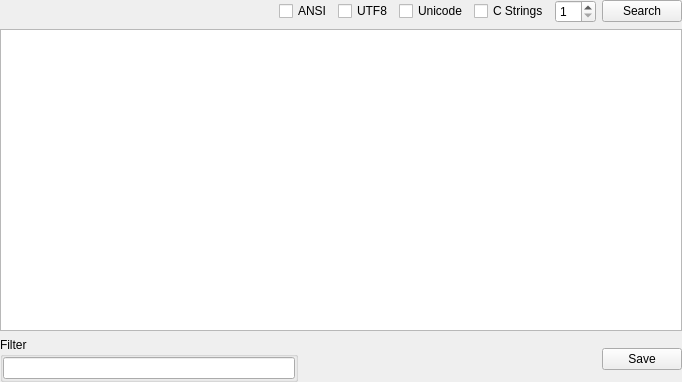
Old version of the form SearchStrings/searchstringswidget.ui in the repository horsicq/FormatWidgets.
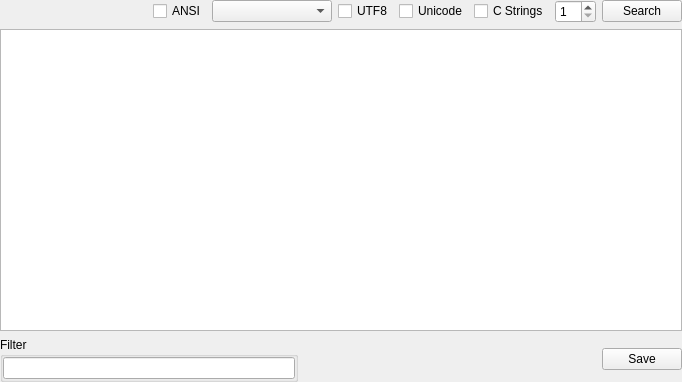
New version of the form.

The edit to the form file:
```diff
--- a/SearchStrings/searchstringswidget.ui
+++ b/SearchStrings/searchstringswidget.ui
@@ -48,6 +48,16 @@
        </property>
       </widget>
      </item>
+     <item>
+      <widget class="QComboBox" name="comboBoxANSICodec">
+       <property name="minimumSize">
+        <size>
+         <width>120</width>
+         <height>0</height>
+        </size>
+       </property>
+      </widget>
+     </item>
      <item>
       <widget class="QCheckBox" name="checkBoxUTF8">
        <property name="text">
```
